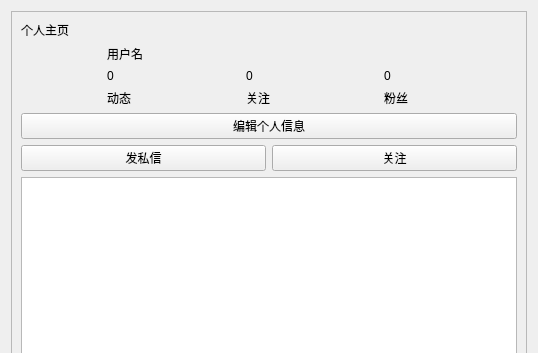
Above: userinfowindow.ui from cuncinc/CloudMusic_Qt before the change; both pictures show x 0 to 538 and y 0 to 353 of the 538 by 600 pixel window. Below: the same form after it.
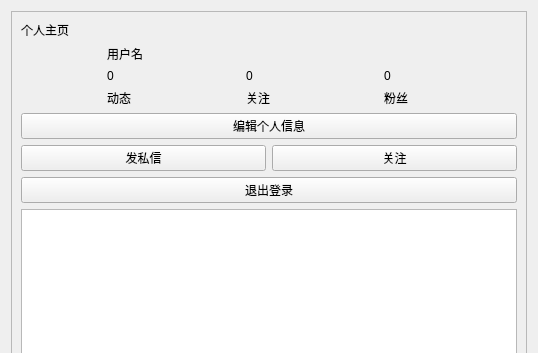
That is the form after the change. Icons and pictures are not drawn.

Diff of the .ui file:
```diff
--- a/userinfowindow.ui
+++ b/userinfowindow.ui
@@ -161,6 +161,13 @@
            </item>
           </layout>
          </item>
+         <item>
+          <widget class="QPushButton" name="quitButton">
+           <property name="text">
+            <string>退出登录</string>
+           </property>
+          </widget>
+         </item>
         </layout>
        </item>
        <item>
```
